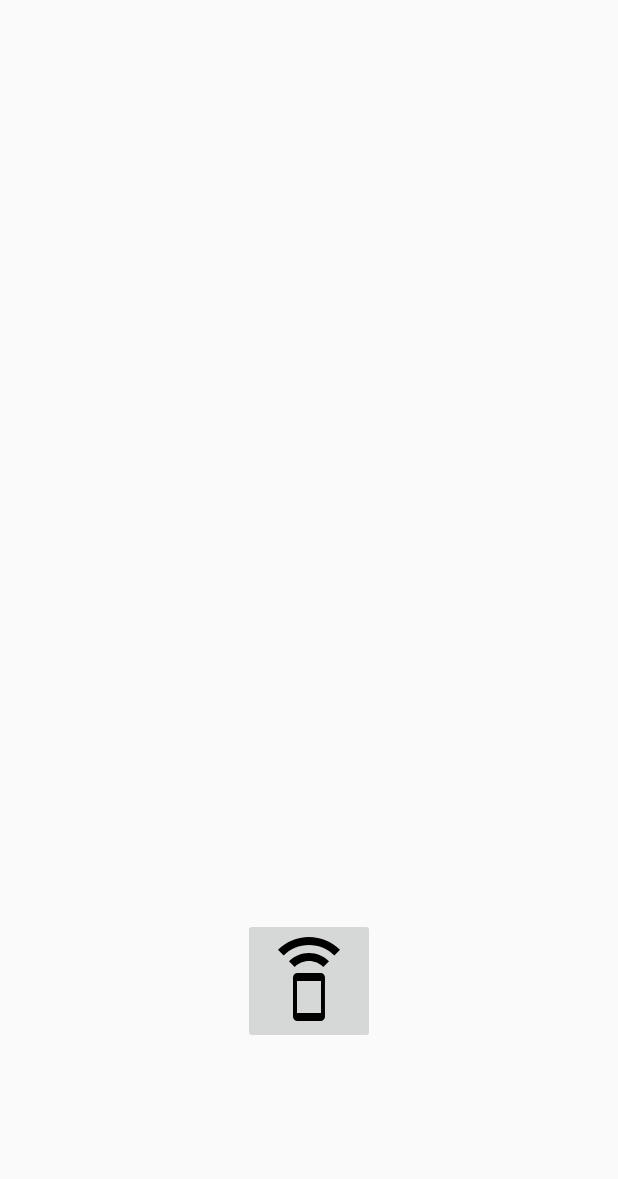
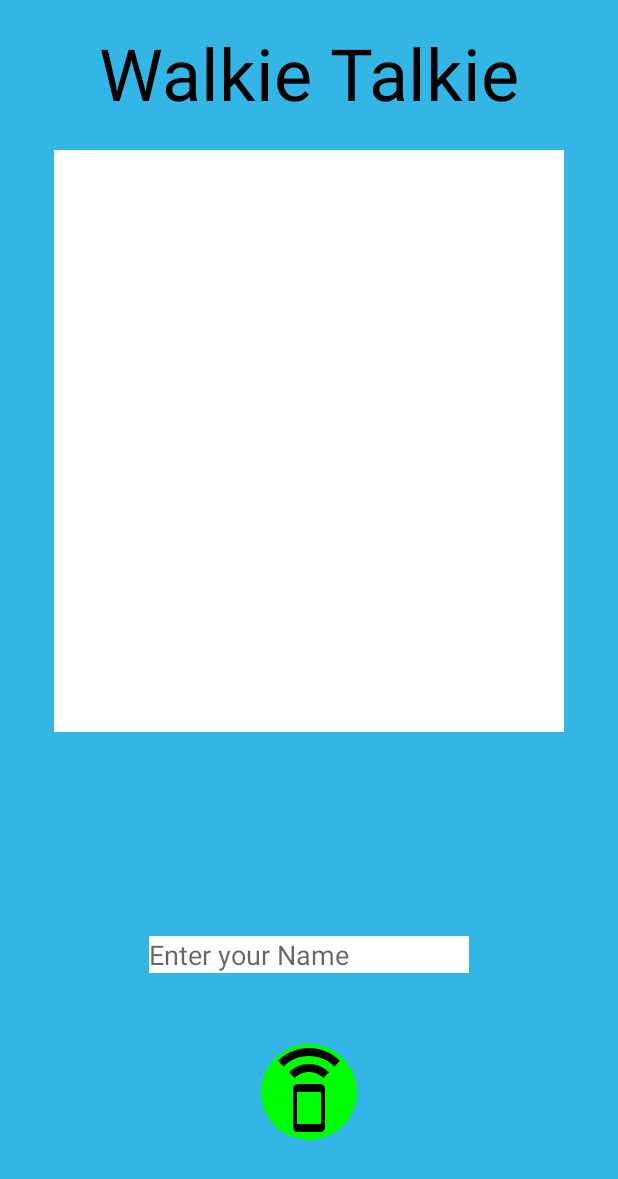
Before and after one commit to kuramu1108/ntc2019-walkietalkie, an Android app: the screen it shows after launch (MainActivity), on a phone screen of 412 x 824 dp. Shown: the top 1179 px of the screen. Run offline under Robolectric (Android 15) with nearby library versions, the phone set to English and light mode, and no system bars; libraries missing offline, so code that uses them is left out: pub.devrel.easypermissions.

Commit message:
UI refine

```diff
--- a/app/build.gradle
+++ b/app/build.gradle
@@ -32,4 +32,6 @@ dependencies {
     implementation 'com.android.support:design:26.1.0'
     implementation 'com.squareup.okhttp3:okhttp:3.5.0'
     testImplementation 'junit:junit:4.12'
+    implementation 'com.android.support.constraint:constraint-layout:1.1.3'
+//    implementation 'com.google.android.material:material:1.1.0-alpha10'
 }
--- a/app/src/main/AndroidManifest.xml
+++ b/app/src/main/AndroidManifest.xml
@@ -5,6 +5,7 @@
     <uses-permission android:name="android.permission.RECORD_AUDIO" />
     <uses-permission android:name="android.permission.ACCESS_NETWORK_STATE" />
     <uses-permission android:name="android.permission.INTERNET" />
+
 
     <application
         android:allowBackup="true"
--- a/app/src/main/java/com/myhexaville/walkie_talkie/MainActivity.java
+++ b/app/src/main/java/com/myhexaville/walkie_talkie/MainActivity.java
@@ -1,19 +1,23 @@
 package com.myhexaville.walkie_talkie;
 
 import android.Manifest;
+import android.annotation.SuppressLint;
 import android.databinding.DataBindingUtil;
 import android.media.MediaRecorder;
 import android.os.Bundle;
 import android.support.design.widget.FloatingActionButton;
 import android.support.graphics.drawable.VectorDrawableCompat;
 import android.support.v7.app.AppCompatActivity;
+import android.text.Html;
+import android.text.method.ScrollingMovementMethod;
 import android.util.Log;
+import android.view.HapticFeedbackConstants;
 import android.view.MotionEvent;
 import android.view.View;
 import android.widget.Button;
+import android.widget.EditText;
 import android.widget.ImageButton;
-
-import com.myhexaville.walkie_talkie.databinding.ActivityMainBinding;
+import android.widget.TextView;
 
 import java.io.IOException;
 
@@ -28,10 +32,15 @@ public class MainActivity extends AppCompatActivity {
     public static String sRecordedFileName;
 
     private MediaRecorder mRecorder;
-    private ActivityMainBinding mBinding;
     private WebSocketClient client;
+    private Person person = new Person();
+
     private ImageButton recordBtn;
+    private EditText et_name;
+    private TextView testview_whosecall;
 
+
+    @SuppressLint("ClickableViewAccessibility")
     @Override
     public void onCreate(Bundle icicle) {
         super.onCreate(icicle);
@@ -39,20 +48,50 @@ public class MainActivity extends AppCompatActivity {
 
         sRecordedFileName = getCacheDir().getAbsolutePath() + "/audiorecordtest.3gp";
 
-        recordBtn = findViewById(R.id.imageButton);
+        recordBtn          = findViewById(R.id.imageButton);
+        et_name            = (EditText) findViewById(R.id.editText);
+        testview_whosecall = (TextView) findViewById(R.id.textView_whosecall);
+        testview_whosecall.setMovementMethod(new ScrollingMovementMethod());
+
 
         recordBtn.setOnTouchListener(new View.OnTouchListener() {
             @Override
             public boolean onTouch(View v, MotionEvent event) {
                 Log.d(LOG_TAG, "onTouch: " + event.getAction());
-                if (event.getAction() == MotionEvent.ACTION_DOWN) {
+
+                // 按鈕按下時
+                if(event.getAction() == MotionEvent.ACTION_DOWN)
+                {
+                    // 給予觸覺回饋
+                    v.performHapticFeedback(HapticFeedbackConstants.VIRTUAL_KEY);
+                    // 設定說話者名稱以及其WIFI位址
+                    person.setName(et_name);
+                    // 取得說話者的名稱及WIFI位址
+                    String talker_name = person.getName();
+                    // 畫面顯示誰正在說話
+                    String text = "<font color='blue'>" + talker_name + " is talking..." + "</font><br>";
+                    testview_whosecall.append(Html.fromHtml(text));
+
+                    // change button color
                     setRecordIcon(true);
                     startRecording();
-                } else if (event.getAction() == MotionEvent.ACTION_UP) {
+                }
+
+                // 按鈕放開時
+                if (event.getAction() == MotionEvent.ACTION_UP)
+                {
+                    // 取得說話者的名稱及WIFI位址
+                    String talker_name = person.getName();
+                    // 畫面顯示誰正在說話
+                    String text = "<font color='red'>" + talker_name + " stop talking..." + "</font><br>";
+                    testview_whosecall.append(Html.fromHtml(text));
+
+                    // change button color
                     setRecordIcon(false);
                     stopRecording();
                     send();
                 }
+
                 return true;
             }
         });
@@ -103,25 +142,24 @@ public class MainActivity extends AppCompatActivity {
 
     private void stopRecording() {
         mRecorder.stop();
-        mRecorder.reset();
+//        mRecorder.reset();
         mRecorder.release();
         mRecorder = null;
     }
 
+    //設定按鈕顏色
     private void setRecordIcon(boolean record) {
-//        if (record) {
-//            recordBtn
-//                    .setBackground(
-//                            VectorDrawableCompat.create(getResources(), R.drawable.recording, getTheme()));
-//        } else {
-//            recordBtn
-//                    .setBackground(
-//                            VectorDrawableCompat.create(getResources(), R.drawable.standby, getTheme()));
-//        }
+        if (record) {
+            recordBtn.setBackground(getResources().getDrawable(R.drawable.round_button_action_down));
+        } else {
+            recordBtn.setBackground(getResources().getDrawable(R.drawable.round_button_action_up));
+        }
     }
 
+    //傳送音檔
     public void send() {
         client.sendAudio();
     }
 
+
 }
--- /dev/null
+++ b/app/src/main/java/com/myhexaville/walkie_talkie/Person.java
@@ -0,0 +1,21 @@
+package com.myhexaville.walkie_talkie;
+
+import android.content.Context;
+import android.widget.EditText;
+
+public class Person {
+
+    private String name;
+
+    public void setName(EditText editText)
+    {
+        this.name = editText.getText().toString();
+    }
+
+    public String getName()
+    {
+        return this.name;
+    }
+
+
+}
--- /dev/null
+++ b/app/src/main/res/drawable/round_button.xml
@@ -0,0 +1,14 @@
+<?xml version="1.0" encoding="utf-8"?>
+<!--此XML檔用於設定初始的按鈕顏色-->
+<selector xmlns:android="http://schemas.android.com/apk/res/android">
+    <item android:state_pressed = "false">
+        <shape android:shape = "oval">
+            <solid android:color = "#00FF04"/>
+        </shape>
+    </item>
+    <item android:state_pressed = "true">
+        <shape android:shape = "oval">
+            <solid android:color = "#F00B1E"/>
+        </shape>
+    </item>
+</selector>
--- /dev/null
+++ b/app/src/main/res/drawable/round_button_action_down.xml
@@ -0,0 +1,9 @@
+<?xml version="1.0" encoding="utf-8"?>
+<!--此XML檔用於改變按鈕顏色(當按鈕按下時)-->
+<selector xmlns:android="http://schemas.android.com/apk/res/android">
+    <item>
+        <shape android:shape = "oval">
+            <solid android:color = "#00FF04"/>
+        </shape>
+    </item>
+</selector>
--- /dev/null
+++ b/app/src/main/res/drawable/round_button_action_up.xml
@@ -0,0 +1,9 @@
+<?xml version="1.0" encoding="utf-8"?>
+<!--此XML檔用於改變按鈕顏色(當按鈕放開時)-->
+<selector xmlns:android="http://schemas.android.com/apk/res/android">
+    <item>
+        <shape android:shape = "oval">
+            <solid android:color = "#F00B1E"/>
+        </shape>
+    </item>
+</selector>
--- a/app/src/main/res/layout/activity_main.xml
+++ b/app/src/main/res/layout/activity_main.xml
@@ -1,35 +1,65 @@
 <?xml version="1.0" encoding="utf-8"?>
-<layout xmlns:android="http://schemas.android.com/apk/res/android"
+<RelativeLayout xmlns:android="http://schemas.android.com/apk/res/android"
     xmlns:app="http://schemas.android.com/apk/res-auto"
-    xmlns:tools="http://schemas.android.com/tools">
+    xmlns:tools="http://schemas.android.com/tools"
+    android:layout_height="match_parent"
+    android:layout_width="match_parent"
+    android:background="@android:color/holo_blue_light">
 
-    <android.support.design.widget.CoordinatorLayout
-        android:layout_width="match_parent"
-        android:layout_height="match_parent"
-        android:fitsSystemWindows="true"
-        tools:context="com.myhexaville.walkie_talkie.MainActivity">
+    <ImageButton
+        android:id="@+id/imageButton"
+        android:layout_width="wrap_content"
+        android:layout_height="wrap_content"
+        android:layout_gravity="bottom|center"
+        android:layout_alignParentBottom="true"
+        android:layout_centerHorizontal="true"
+        android:layout_marginBottom="64dp"
+        android:background = "@drawable/round_button"
+        app:srcCompat="@drawable/ic_speaker_phone_black_24dp" />
 
-<!--        <ImageButton-->
-<!--            android:id="@+id/record_btn"-->
-<!--            android:layout_width="150dp"-->
-<!--            android:layout_height="150dp"-->
-<!--            android:layout_gravity="center|bottom"-->
-<!--            android:layout_marginBottom="50dp"-->
-<!--            android:scaleType="fitCenter"-->
-<!--            app:srcCompat="@drawable/ic_speaker_phone_black_24dp"-->
-<!--            android:background="@color/colorAccent"-->
-<!--            android:elevation="4dp" />-->
+<!--    <com.google.android.material.button.MaterialButton-->
+<!--        android:id="@+id/material_icon_button"-->
+<!--        android:layout_width="wrap_content"-->
+<!--        android:layout_height="wrap_content"-->
+<!--        android:layout_alignParentBottom="true"-->
+<!--        android:layout_centerHorizontal="true"-->
+<!--        android:layout_marginBottom="32dp"-->
+<!--        android:text="talk"-->
+<!--        app:cornerRadius="16dp"/>-->
 
-        <ImageButton
-            android:id="@+id/imageButton"
-            android:layout_width="wrap_content"
-            android:layout_height="wrap_content"
-            android:layout_gravity="bottom|center"
-            android:layout_marginBottom="128dp"
-            app:srcCompat="@drawable/ic_speaker_phone_black_24dp"
-            />
+    <TextView
+        android:id="@+id/textView"
+        android:layout_width="wrap_content"
+        android:layout_height="wrap_content"
+        android:text="Walkie Talkie"
+        android:layout_alignParentTop="true"
+        android:layout_centerHorizontal="true"
+        android:layout_marginTop="16dp"
+        android:textColor="@android:color/black"
 
-        <!--            android:background="@drawable/standby" -->
+        android:textSize="@android:dimen/app_icon_size"/>
 
-    </android.support.design.widget.CoordinatorLayout>
-</layout>
+    <EditText
+        android:id="@+id/editText"
+        android:layout_width="wrap_content"
+        android:layout_height="wrap_content"
+        android:ems="10"
+        android:inputType="textPersonName"
+        android:hint="Enter your Name"
+        android:background="@android:color/white"
+        android:layout_marginBottom="175dp"
+        android:layout_alignParentBottom="true"
+        android:layout_centerHorizontal="true"/>
+
+    <TextView
+        android:id="@+id/textView_whosecall"
+        android:layout_width="340dp"
+        android:layout_height="388dp"
+        android:layout_alignParentTop="true"
+        android:layout_centerHorizontal="true"
+        android:layout_marginTop="100dp"
+        android:background="@android:color/white"
+        android:text=""
+        android:textSize="24sp" />
+
+</RelativeLayout>
--- a/app/src/main/res/values/styles.xml
+++ b/app/src/main/res/values/styles.xml
@@ -18,6 +18,9 @@
     <style name="AppTheme.PopupOverlay" parent="ThemeOverlay.AppCompat.Light" />
 
     <style name="AppTheme.CircleButton" parent="Widget.Design.FloatingActionButton">
+    </style>
 
-    </style>
+<!--    <style name="AppTheme.TalkButton" parent="Widget.MaterialComponents.Button.TextButton">-->
+
+<!--    </style>-->
 </resources>
```
